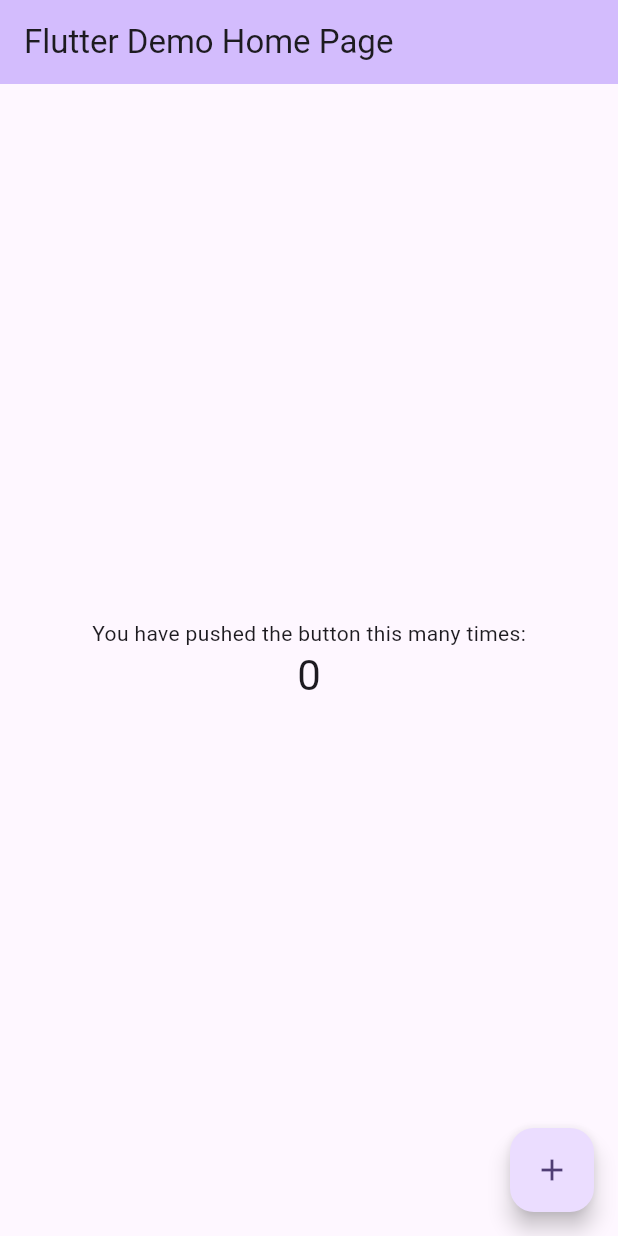
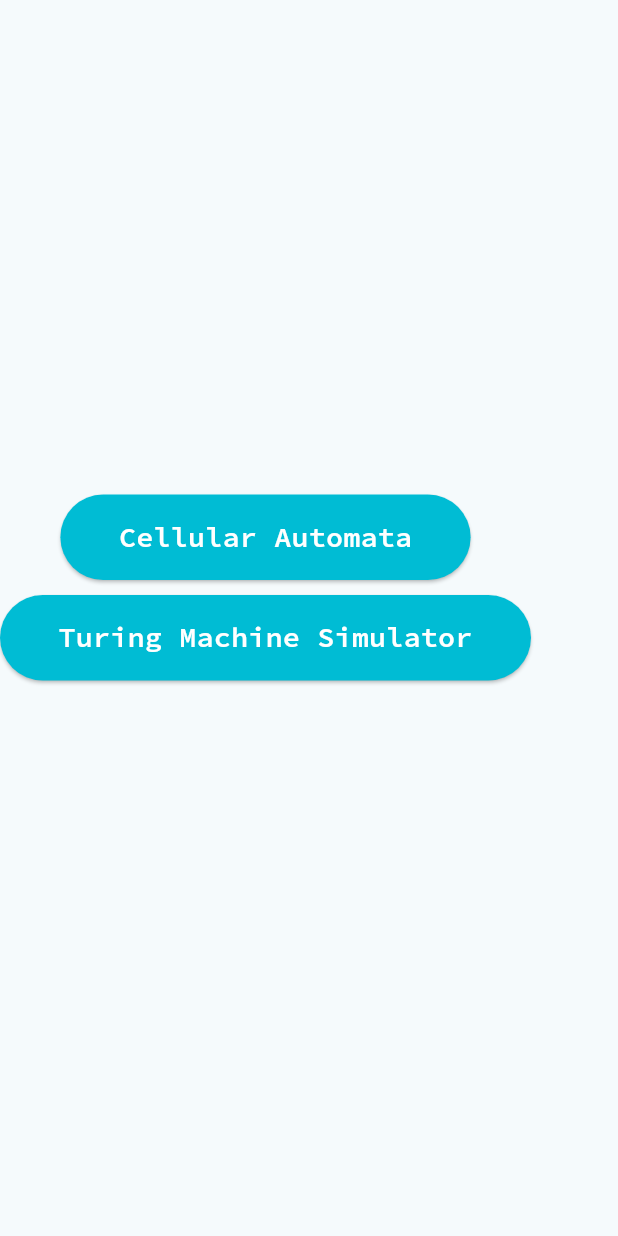
Before and after one commit to nikhil-RGB/minor-project, a Flutter app: the screen it shows after launch, on a phone screen of 412 x 824 dp. Run offline on Flutter 3.47's test engine with Material 3 defaults, Android fonts, the light colour scheme and no system bars; our stand-ins replace flutter_phoenix, gap, google_fonts, hive, hive_flutter, logger and 1 more; missing offline and left inert: encrypt; accounts and stored records are empty.

Commit message:
Functionality merged

```diff
--- a/lib/flutter_automata/main.dart
+++ b/lib/flutter_automata/main.dart
@@ -17,7 +17,7 @@ const int ressurection = 3;
 const Point dimensions = Point(22, 22);
 const int alives = 150;
 
-void main() {
+void main0() {
   // Step 2
   WidgetsFlutterBinding.ensureInitialized();
   // Step 3
--- a/lib/main.dart
+++ b/lib/main.dart
@@ -1,4 +1,8 @@
 import 'package:flutter/material.dart';
+import 'package:gap/gap.dart';
+import 'package:google_fonts/google_fonts.dart';
+import 'package:minor_project/flutter_automata/main.dart';
+import 'package:minor_project/turing_machines/main.dart';
 
 void main() {
   runApp(const MyApp());
@@ -13,22 +17,7 @@
     return MaterialApp(
       title: 'Flutter Demo',
       theme: ThemeData(
-        // This is the theme of your application.
-        //
-        // TRY THIS: Try running your application with "flutter run". You'll see
-        // the application has a purple toolbar. Then, without quitting the app,
-        // try changing the seedColor in the colorScheme below to Colors.green
-        // and then invoke "hot reload" (save your changes or press the "hot
-        // reload" button in a Flutter-supported IDE, or press "r" if you used
-        // the command line to start the app).
-        //
-        // Notice that the counter didn't reset back to zero; the application
-        // state is not lost during the reload. To reset the state, use hot
-        // restart instead.
-        //
-        // This works for code too, not just values: Most code changes can be
-        // tested with just a hot reload.
-        colorScheme: ColorScheme.fromSeed(seedColor: Colors.deepPurple),
+        colorScheme: ColorScheme.fromSeed(seedColor: Colors.cyan),
         useMaterial3: true,
       ),
       home: const MyHomePage(title: 'Flutter Demo Home Page'),
@@ -39,15 +28,6 @@
 class MyHomePage extends StatefulWidget {
   const MyHomePage({super.key, required this.title});
 
-  // This widget is the home page of your application. It is stateful, meaning
-  // that it has a State object (defined below) that contains fields that affect
-  // how it looks.
-
-  // This class is the configuration for the state. It holds the values (in this
-  // case the title) provided by the parent (in this case the App widget) and
-  // used by the build method of the State. Fields in a Widget subclass are
-  // always marked "final".
-
   final String title;
 
   @override
@@ -55,71 +35,61 @@
 }
 
 class _MyHomePageState extends State<MyHomePage> {
-  int _counter = 0;
-
-  void _incrementCounter() {
-    setState(() {
-      // This call to setState tells the Flutter framework that something has
-      // changed in this State, which causes it to rerun the build method below
-      // so that the display can reflect the updated values. If we changed
-      // _counter without calling setState(), then the build method would not be
-      // called again, and so nothing would appear to happen.
-      _counter++;
-    });
+  @override
+  Widget build(BuildContext context) {
+    return SafeArea(
+        child: Scaffold(
+      body: Column(
+        children: [
+          Gap(MediaQuery.of(context).size.height * 0.4),
+          generateOkButton(0),
+          const Gap(10),
+          generateOkButton(1),
+        ],
+      ),
+    ));
   }
 
-  @override
-  Widget build(BuildContext context) {
-    // This method is rerun every time setState is called, for instance as done
-    // by the _incrementCounter method above.
-    //
-    // The Flutter framework has been optimized to make rerunning build methods
-    // fast, so that you can just rebuild anything that needs updating rather
-    // than having to individually change instances of widgets.
-    return Scaffold(
-      appBar: AppBar(
-        // TRY THIS: Try changing the color here to a specific color (to
-        // Colors.amber, perhaps?) and trigger a hot reload to see the AppBar
-        // change color while the other colors stay the same.
-        backgroundColor: Theme.of(context).colorScheme.inversePrimary,
-        // Here we take the value from the MyHomePage object that was created by
-        // the App.build method, and use it to set our appbar title.
-        title: Text(widget.title),
+  Container generateOkButton(int page_index) {
+    String name = "";
+    switch (page_index) {
+      case 0:
+        name = "Cellular Automata";
+        break;
+      case 1:
+        name = "Turing Machine Simulator";
+        break;
+      default:
+        throw "Invalid index";
+    }
+    return Container(
+      decoration: BoxDecoration(
+        borderRadius: BorderRadius.circular(50),
       ),
-      body: Center(
-        // Center is a layout widget. It takes a single child and positions it
-        // in the middle of the parent.
-        child: Column(
-          // Column is also a layout widget. It takes a list of children and
-          // arranges them vertically. By default, it sizes itself to fit its
-          // children horizontally, and tries to be as tall as its parent.
-          //
-          // Column has various properties to control how it sizes itself and
-          // how it positions its children. Here we use mainAxisAlignment to
-          // center the children vertically; the main axis here is the vertical
-          // axis because Columns are vertical (the cross axis would be
-          // horizontal).
-          //
-          // TRY THIS: Invoke "debug painting" (choose the "Toggle Debug Paint"
-          // action in the IDE, or press "p" in the console), to see the
-          // wireframe for each widget.
-          mainAxisAlignment: MainAxisAlignment.center,
-          children: <Widget>[
-            const Text(
-              'You have pushed the button this many times:',
+      child: ElevatedButton(
+          style: ElevatedButton.styleFrom(
+              backgroundColor: Colors.cyan,
+              shape: RoundedRectangleBorder(
+                  side: BorderSide.none,
+                  // border radius
+                  borderRadius: BorderRadius.circular(50))),
+          onPressed: () {
+            if (page_index == 0) {
+              main0();
+            } else {
+              main1();
+            }
+          },
+          child: Padding(
+            padding: const EdgeInsets.all(15.0),
+            child: Text(
+              name,
+              style: GoogleFonts.sourceCodePro(
+                  color: Colors.white,
+                  fontSize: 19,
+                  fontWeight: FontWeight.w600),
             ),
-            Text(
-              '$_counter',
-              style: Theme.of(context).textTheme.headlineMedium,
-            ),
-          ],
-        ),
-      ),
-      floatingActionButton: FloatingActionButton(
-        onPressed: _incrementCounter,
-        tooltip: 'Increment',
-        child: const Icon(Icons.add),
-      ), // This trailing comma makes auto-formatting nicer for build methods.
+          )),
     );
   }
 }
--- a/lib/turing_machines/main.dart
+++ b/lib/turing_machines/main.dart
@@ -18,7 +18,7 @@ import 'dart:io' show Platform;
 import 'package:hive/hive.dart';
 
 Targets target = MyApp.detectPlatform();
-void main() async {
+void main1() async {
   WidgetsFlutterBinding.ensureInitialized();
   await Hive.initFlutter();
 
```
Also changed, not shown: lib/game_of_life/CellGrid.dart (deleted, +0 -138 lines).
